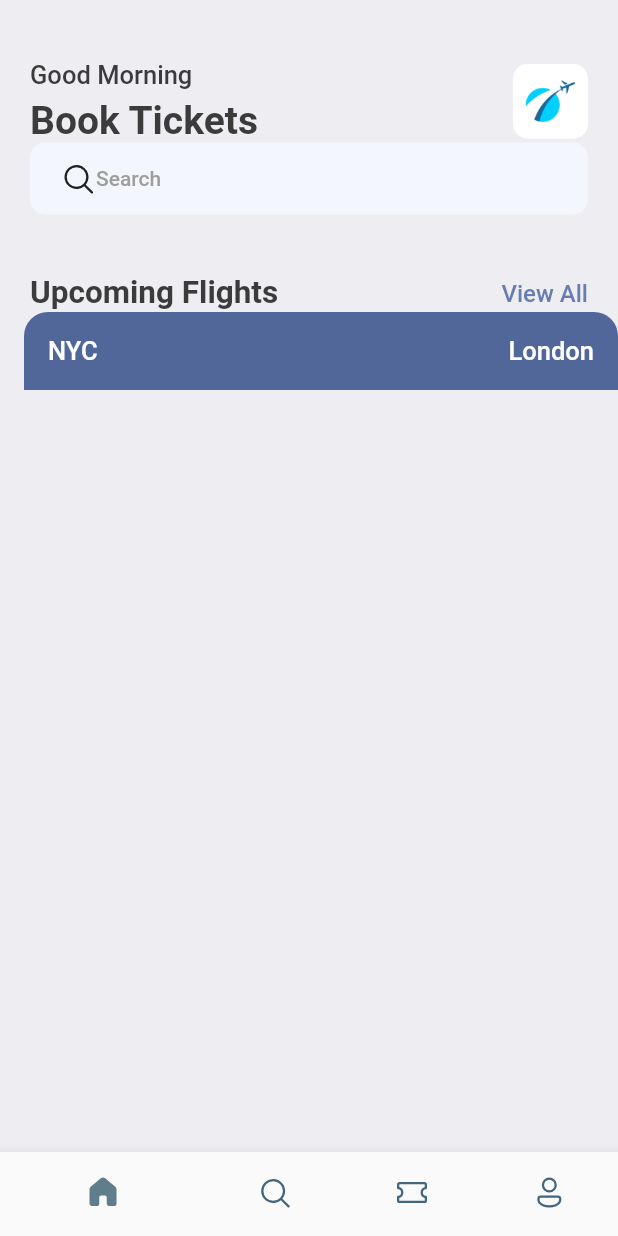
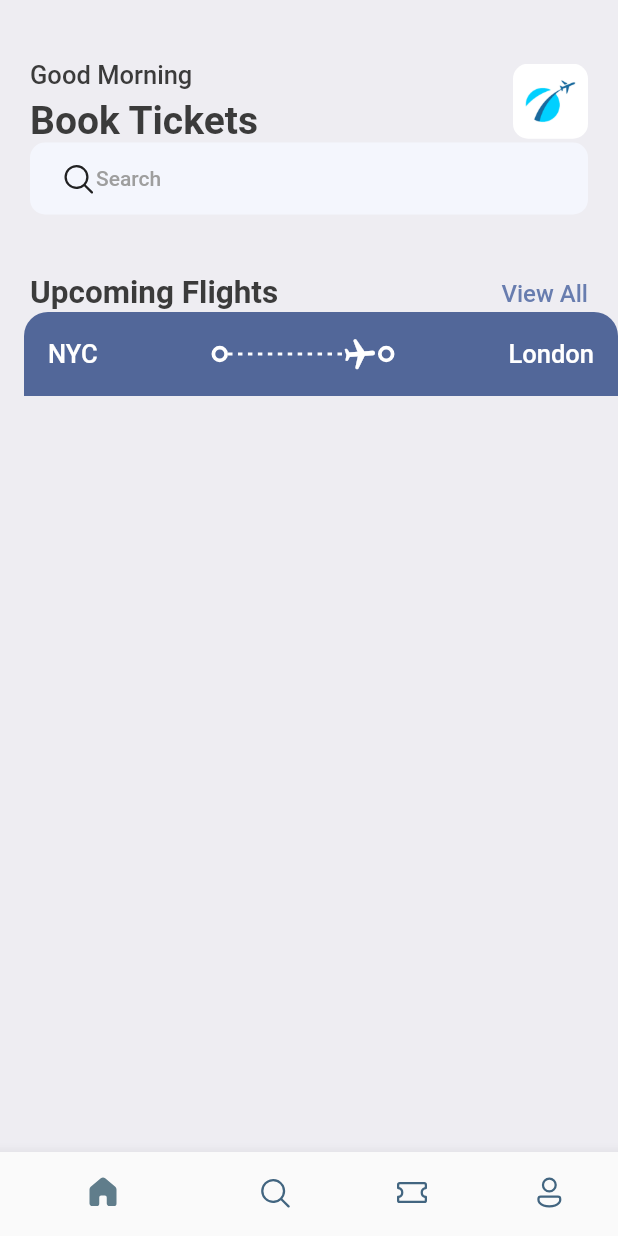
Before and after one commit to Shadabdullah/TicketBooking, a Flutter app: the screen it shows after launch, on a phone screen of 412 x 824 dp. Run offline on Flutter 3.47's test engine with Material 2 defaults, Android fonts, the phone set to English and light mode, and no system bars; our stand-ins replace fluentui_icons, gap.

Commit message:
Try stacking

```diff
--- a/App/lib/screens/ticket_view.dart
+++ b/App/lib/screens/ticket_view.dart
@@ -1,6 +1,7 @@
 import 'package:flutter/material.dart';
 import 'package:project_name/screens/app_layout.dart';
 import 'package:project_name/utils/app_style.dart';
+import 'package:project_name/widgets/thick_container.dart';
 
 class TicketView extends StatelessWidget {
   const TicketView({super.key});
@@ -29,6 +30,38 @@ class TicketView extends StatelessWidget {
                     style: Styles.headlineStyle3.copyWith(color: Colors.white),
                   ),
                   const Spacer(),
+                  const ThickContainer(),
+                  Expanded(
+                      child: SizedBox(
+                    height: 24,
+                    child: LayoutBuilder(
+                      builder:
+                          (BuildContext context, BoxConstraints constraints) {
+                        return Flex(
+                          direction: Axis.horizontal,
+                          mainAxisAlignment: MainAxisAlignment.spaceBetween,
+                          children: List.generate(
+                              (constraints.constrainWidth() / 6).floor(),
+                              (index) => const SizedBox(
+                                    height: 2,
+                                    width: 3,
+                                    child: DecoratedBox(
+                                        decoration:
+                                            BoxDecoration(color: Colors.white)),
+                                  )),
+                        );
+                      },
+                    ),
+                  )),
+                  Transform.rotate(
+                    angle: 1.5,
+                    child: const Icon(
+                      Icons.local_airport_rounded,
+                      color: Colors.white,
+                    ),
+                  ),
+                  const ThickContainer(),
+                  const Spacer(),
                   Text(
                     "London",
                     style: Styles.headlineStyle3.copyWith(color: Colors.white),
--- a/App/lib/widgets/thick_container.dart
+++ b/App/lib/widgets/thick_container.dart
@@ -0,0 +1,18 @@
+import 'package:flutter/material.dart';
+
+
+class ThickContainer extends StatelessWidget {
+  const ThickContainer({super.key});
+
+  @override
+  Widget build(BuildContext context) {
+    return Container(
+
+      padding: EdgeInsets.all(3.0),
+      decoration: BoxDecoration(
+        borderRadius: BorderRadius.circular(20),
+        border: Border.all(width: 2.5 , color: Colors.white)
+      ),
+    );
+  }
+}
```
